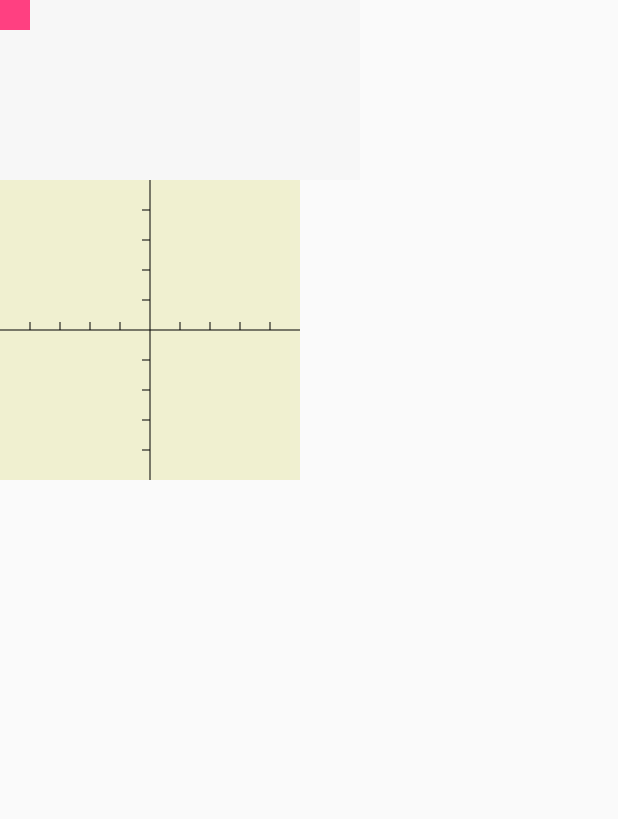
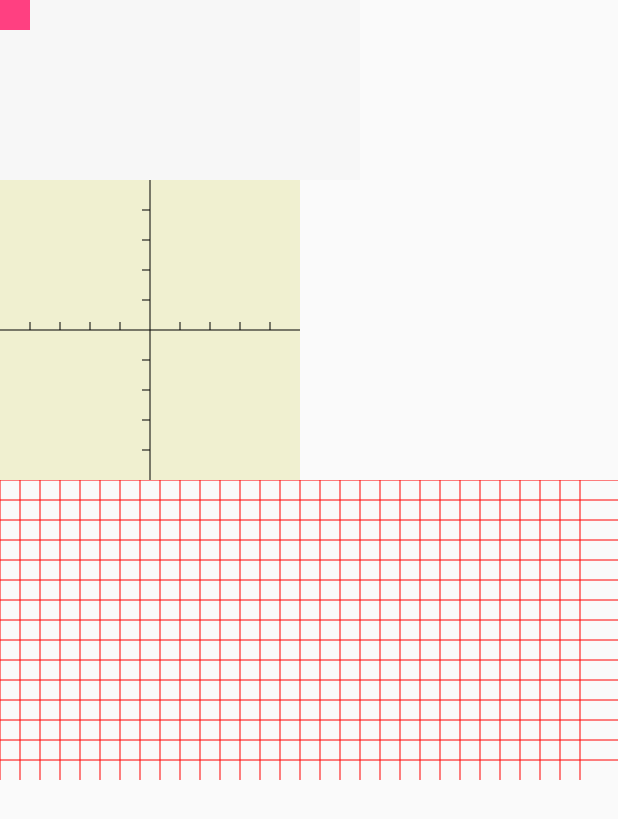
Before and after one commit to taixiang/camera, an Android app: the layout activity_second.xml on its own in the app's theme, with its tools: preview values and no code run, on a phone screen of 412 x 824 dp. Shown: the top 819 px of the screen. Run offline under Robolectric (Android 15) with nearby library versions, the phone set to English and light mode, and no system bars.

Commit message:
网格布局

```diff
--- a/app/src/main/AndroidManifest.xml
+++ b/app/src/main/AndroidManifest.xml
@@ -10,7 +10,7 @@
         android:label="@string/app_name"
         android:supportsRtl="true"
         android:theme="@style/AppTheme">
-        <activity android:name=".MainForm">
+        <activity android:name=".SecondActivity">
 
             <intent-filter>
                 <action android:name="android.hardware.usb.action.USB_DEVICE_ATTACHED" />
@@ -28,7 +28,7 @@
                 <category android:name="android.intent.category.LAUNCHER" />
             </intent-filter>
         </activity>
-        <activity android:name=".SecondActivity" />
+        <activity android:name=".MainForm" />
     </application>
 
 </manifest>
--- /dev/null
+++ b/app/src/main/java/com/qhyccd/MultiGridView.java
@@ -0,0 +1,60 @@
+package com.qhyccd;
+
+import android.content.Context;
+import android.graphics.Canvas;
+import android.graphics.Paint;
+import android.support.annotation.Nullable;
+import android.support.v4.content.ContextCompat;
+import android.util.AttributeSet;
+import android.view.View;
+
+/**
+ * @author tx
+ * @date 2018/3/20
+ */
+
+public class MultiGridView extends View {
+
+    private Paint paint = new Paint();
+    private int mWidth;
+    private int mHeight;
+
+
+    public MultiGridView(Context context) {
+        super(context);
+    }
+
+    public MultiGridView(Context context, @Nullable AttributeSet attrs) {
+        super(context, attrs);
+        paint.setStyle(Paint.Style.STROKE);
+        paint.setStrokeWidth(1);
+        paint.setAntiAlias(true);
+        paint.setColor(ContextCompat.getColor(context, R.color.colorRed));
+    }
+
+    public MultiGridView(Context context, @Nullable AttributeSet attrs, int defStyleAttr) {
+        super(context, attrs, defStyleAttr);
+
+    }
+
+    @Override
+    protected void onSizeChanged(int w, int h, int oldw, int oldh) {
+        super.onSizeChanged(w, h, oldw, oldh);
+        //获取布局宽高
+        mWidth = w;
+        mHeight = h;
+    }
+
+    @Override
+    protected void onDraw(Canvas canvas) {
+        super.onDraw(canvas);
+
+        for (int i = 0; i < mHeight / 20; i++) {
+            canvas.drawLine(0, 20 * i, mWidth, 20 * i, paint);
+        }
+
+        for (int i = 0; i < mWidth / 20; i++) {
+            canvas.drawLine(20 * i, 0, 20 * i, mHeight, paint);
+        }
+    }
+}
--- a/app/src/main/res/layout/activity_second.xml
+++ b/app/src/main/res/layout/activity_second.xml
@@ -4,6 +4,18 @@
     android:layout_height="match_parent"
     xmlns:app="http://schemas.android.com/apk/res-auto">
 
+    <ScrollView
+        app:layout_constraintTop_toTopOf="parent"
+        app:layout_constraintLeft_toLeftOf="parent"
+        app:layout_constraintRight_toRightOf="parent"
+        app:layout_constraintBottom_toBottomOf="parent"
+        android:layout_width="match_parent"
+        android:layout_height="match_parent">
+
+        <LinearLayout
+            android:orientation="vertical"
+            android:layout_width="match_parent"
+            android:layout_height="wrap_content">
             <LinearLayout
                 android:id="@+id/container"
                 android:background="#f7f7f7"
@@ -16,7 +28,6 @@
                     android:layout_height="20dp" />
             </LinearLayout>
 
-
             <com.qhyccd.CircleView
                 android:id="@+id/circleView"
                 android:background="#f0f0d0"
@@ -24,6 +35,15 @@
                 android:layout_width="200dp"
                 android:layout_height="200dp" />
 
+            <com.qhyccd.MultiGridView
+                android:layout_width="match_parent"
+                android:layout_height="200dp" />
+        </LinearLayout>
+
+    </ScrollView>
+
+
+
 
 
 
--- a/app/src/main/res/values/colors.xml
+++ b/app/src/main/res/values/colors.xml
@@ -4,4 +4,5 @@
     <color name="colorPrimaryDark">#303F9F</color>
     <color name="colorAccent">#FF4081</color>
     <color name="colorBlack">#000000</color>
+    <color name="colorRed">#ff0000</color>
 </resources>
```
Lines whose indentation alone changed are shown as unchanged.
